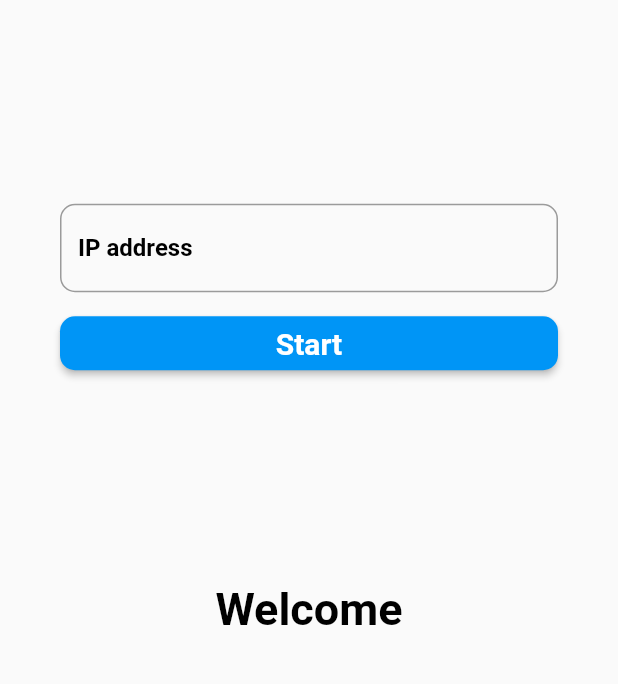
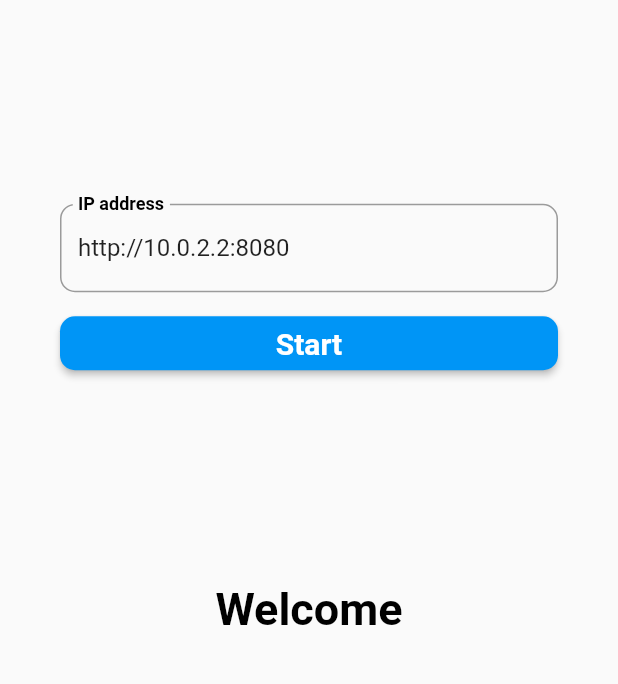
Before and after one commit to vincent-andrieu/ARea, a Flutter app: the screen it shows after launch, on a phone screen of 412 x 824 dp, the part 337-1021 px from its top. Run offline on Flutter 3.47's test engine with Material 2 defaults, Android fonts, the light colour scheme and no system bars; missing offline and left inert: flutter_web_auth.

Commit message:
- auto complite some data

```diff
--- a/mobile/lib/api/apiService.dart
+++ b/mobile/lib/api/apiService.dart
@@ -28,6 +28,7 @@ class apiService {
   }
 
   Future<type> makeRequestPost<type, query>(String route, query params) async {
+    developer.log(srvUrl + route);
     Response result = await post(
       Uri.parse(srvUrl + route),
       body: json.encode(params),
--- a/mobile/lib/page/auth_page.dart
+++ b/mobile/lib/page/auth_page.dart
@@ -67,8 +67,8 @@ class auth_page extends StatelessWidget {
 
   @override
   Widget build(BuildContext context) {
-    InputCustom user = InputCustom('Email', 'Enter your Email address');
-    InputCustom pass = InputCustom('Password', 'Enter your password');
+    InputCustom user = InputCustom('Email', 'Enter your Email address', '');
+    InputCustom pass = InputCustom('Password', 'Enter your password', '');
     return Scaffold(
       body: Center(
         child: Column(
--- a/mobile/lib/page/start_area.dart
+++ b/mobile/lib/page/start_area.dart
@@ -10,7 +10,7 @@ class start_area extends StatelessWidget {
 
   @override
   Widget build(BuildContext context) {
-    InputCustom input = InputCustom('IP address', 'Enter server IP address');
+    InputCustom input = InputCustom('IP address', 'Enter server IP address', 'http://10.0.2.2:8080');
     return Scaffold(
         body: Center(
           child: Column(
--- a/mobile/lib/widget/input_custom.dart
+++ b/mobile/lib/widget/input_custom.dart
@@ -5,11 +5,12 @@ import 'package:mobile/page/color_list.dart';
 class InputCustom extends StatefulWidget {
   String desc = "";
   String hint = "";
-  final controller = TextEditingController();
+  late TextEditingController controller;
 
-  InputCustom(String descSrc, String hintSrc, {Key? key}) : super(key: key) {
+  InputCustom(String descSrc, String hintSrc, String defaultText, {Key? key}) : super(key: key) {
     desc = descSrc;
     hint = hintSrc;
+    controller = TextEditingController(text: defaultText);
   }
 
   @override
```
